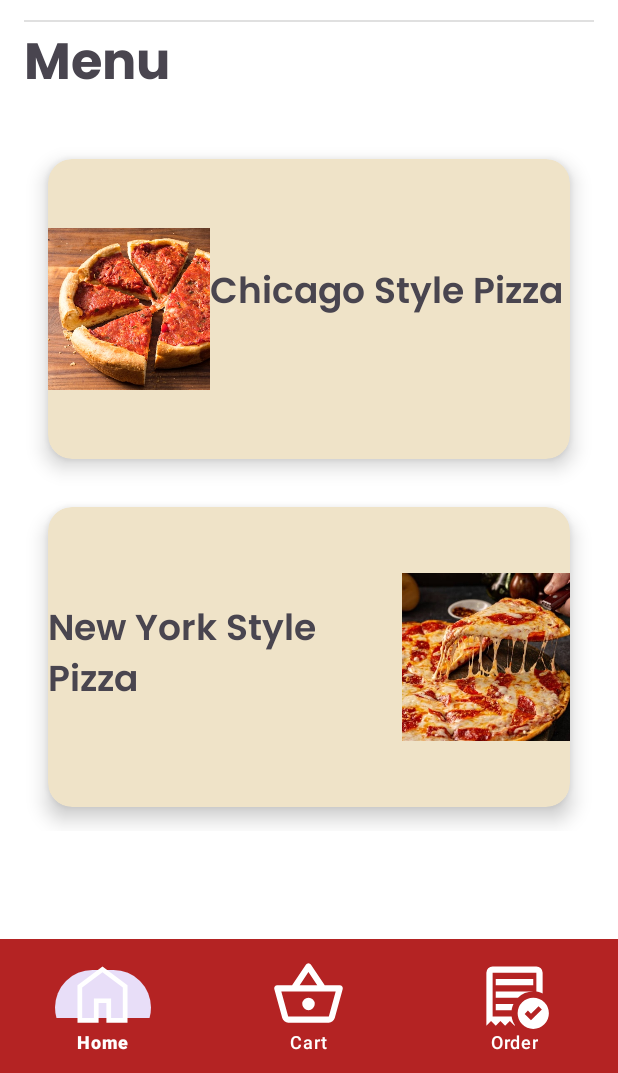
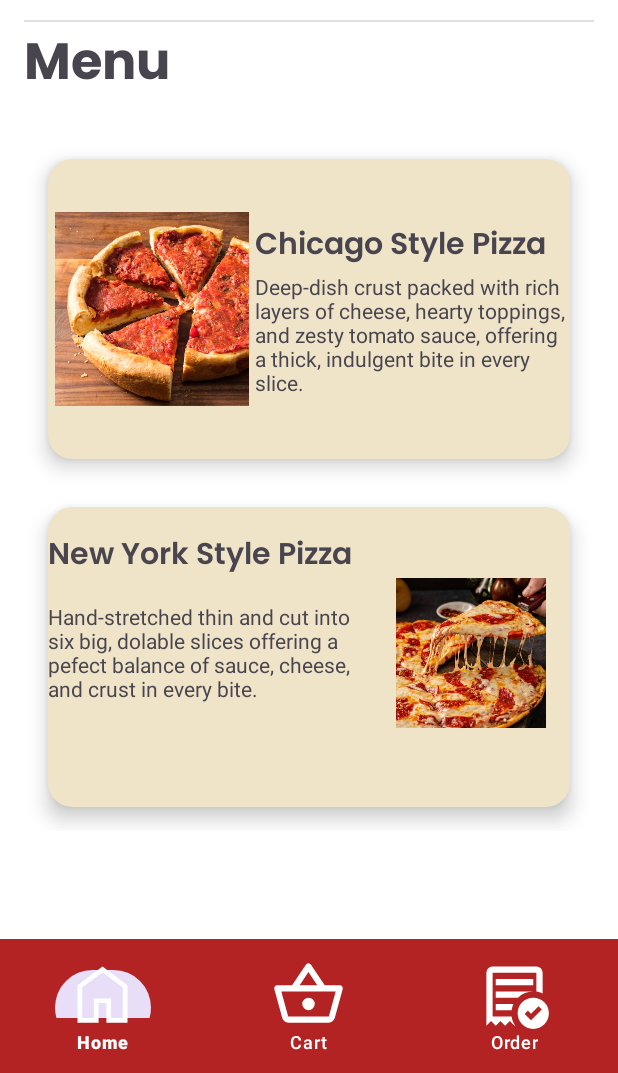
Before and after one commit to skhann7201/PizzaOrderApp, an Android app: the screen it shows after launch (MainActivity), on a phone screen of 412 x 824 dp, the part 163-1236 px from its top. Run offline under Robolectric (Android 15) with nearby library versions, the phone set to English and light mode, and no system bars.

Commit message:
chicago_pizza layout

```diff
--- /dev/null
+++ b/app/src/main/res/layout/activity_cart.xml
@@ -0,0 +1,6 @@
+<?xml version="1.0" encoding="utf-8"?>
+<androidx.constraintlayout.widget.ConstraintLayout xmlns:android="http://schemas.android.com/apk/res/android"
+    android:layout_width="match_parent"
+    android:layout_height="match_parent">
+
+</androidx.constraintlayout.widget.ConstraintLayout>
--- a/app/src/main/res/layout/activity_main.xml
+++ b/app/src/main/res/layout/activity_main.xml
@@ -70,19 +70,33 @@
 
                     <ImageView
                         android:id="@+id/imageView4"
-                        android:layout_width="129dp"
-                        android:layout_height="159dp"
+                        android:layout_width="16dp"
+                        android:layout_height="129dp"
                         android:layout_weight="1"
                         app:srcCompat="@drawable/chicago_style_bt" />
+
+                    <LinearLayout
+                        android:layout_width="88dp"
+                        android:layout_height="wrap_content"
+                        android:layout_weight="1"
+                        android:orientation="vertical">
 
                         <TextView
                             android:id="@+id/textView3"
                             android:layout_width="262dp"
-                        android:layout_height="61dp"
+                            android:layout_height="match_parent"
                             android:layout_weight="1"
                             android:fontFamily="@font/poppins_semibold"
                             android:text="Chicago Style Pizza"
-                        android:textSize="24sp" />
+                            android:textSize="20sp" />
+
+                        <TextView
+                            android:id="@+id/textView6"
+                            android:layout_width="match_parent"
+                            android:layout_height="wrap_content"
+                            android:layout_weight="1"
+                            android:text="Deep-dish crust packed with rich layers of cheese, hearty toppings, and zesty tomato sauce, offering a thick, indulgent bite in every slice." />
+                    </LinearLayout>
                 </LinearLayout>
             </androidx.cardview.widget.CardView>
 
@@ -97,23 +111,37 @@
 
                 <LinearLayout
                     android:layout_width="match_parent"
-                    android:layout_height="match_parent"
-                    android:orientation="horizontal"
-                    android:gravity="center">
+                    android:layout_height="195dp"
+                    android:gravity="center"
+                    android:orientation="horizontal">
+
+                    <LinearLayout
+                        android:layout_width="170dp"
+                        android:layout_height="163dp"
+                        android:layout_weight="1"
+                        android:orientation="vertical">
 
                         <TextView
                             android:id="@+id/textView4"
-                        android:layout_width="255dp"
+                            android:layout_width="221dp"
                             android:layout_height="wrap_content"
                             android:layout_weight="1"
                             android:fontFamily="@font/poppins_semibold"
                             android:text="New York Style Pizza"
-                        android:textSize="24sp" />
+                            android:textSize="20sp" />
+
+                        <TextView
+                            android:id="@+id/textView5"
+                            android:layout_width="219dp"
+                            android:layout_height="102dp"
+                            android:layout_weight="1"
+                            android:text="Hand-stretched thin and cut into six big, dolable slices offering a pefect balance of sauce, cheese, and crust in every bite." />
+                    </LinearLayout>
 
                     <ImageView
                         android:id="@+id/imageView5"
-                        android:layout_width="131dp"
-                        android:layout_height="match_parent"
+                        android:layout_width="87dp"
+                        android:layout_height="100dp"
                         android:layout_weight="1"
                         app:srcCompat="@drawable/ny_style_bt" />
                 </LinearLayout>
--- /dev/null
+++ b/app/src/main/res/layout/activity_ny_pizza.xml
@@ -0,0 +1,6 @@
+<?xml version="1.0" encoding="utf-8"?>
+<androidx.constraintlayout.widget.ConstraintLayout xmlns:android="http://schemas.android.com/apk/res/android"
+    android:layout_width="match_parent"
+    android:layout_height="match_parent">
+
+</androidx.constraintlayout.widget.ConstraintLayout>
--- /dev/null
+++ b/app/src/main/res/layout/activity_order.xml
@@ -0,0 +1,6 @@
+<?xml version="1.0" encoding="utf-8"?>
+<androidx.constraintlayout.widget.ConstraintLayout xmlns:android="http://schemas.android.com/apk/res/android"
+    android:layout_width="match_parent"
+    android:layout_height="match_parent">
+
+</androidx.constraintlayout.widget.ConstraintLayout>
--- a/app/src/main/res/values/preloaded_fonts.xml
+++ b/app/src/main/res/values/preloaded_fonts.xml
@@ -1,6 +1,7 @@
 <?xml version="1.0" encoding="utf-8"?>
 <resources>
     <array name="preloaded_fonts" translatable="false">
+        <item>@font/poppins</item>
         <item>@font/poppins_black_italic</item>
         <item>@font/poppins_bold</item>
         <item>@font/poppins_semibold</item>
```
Also changed, not shown: app/src/main/res/drawable/arrow_back.xml (added, +9 -0 lines), app/src/main/res/drawable/arrow_back_btn_background.xml (added, +23 -0 lines), app/src/main/res/font/poppins.xml (added, +7 -0 lines), app/src/main/res/layout/activity_chicago_pizza.xml (added, +139 -0 lines). Lines whose indentation alone changed are shown as unchanged.
